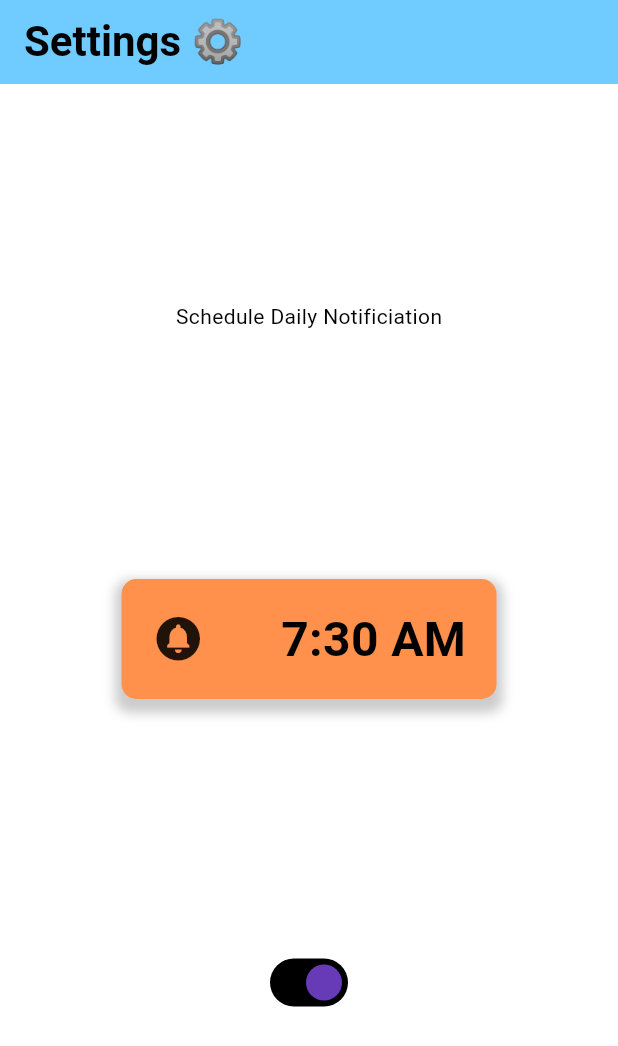
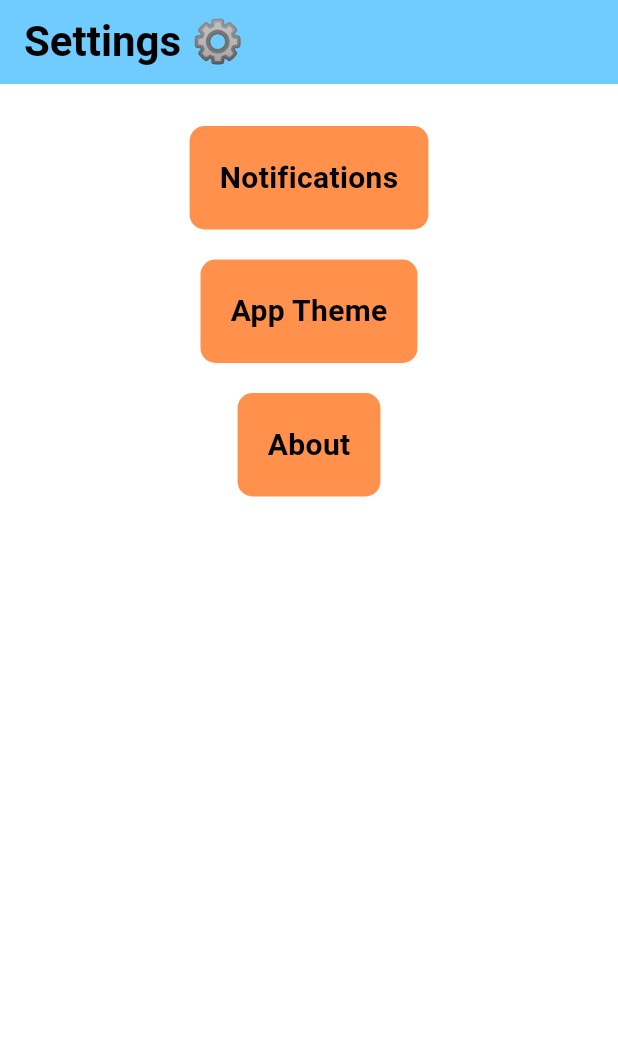
Before and after one commit to jerrychen-2018/Mood-Tracker-iOS-App, a Flutter app: the Settings screen opened directly, on a phone screen of 412 x 824 dp. Shown: the top 1046 px of the screen. Run offline on Flutter 3.47's test engine with Material 3 defaults, Android fonts, the phone set to English and light mode, and no system bars; our stand-ins replace animated_text_kit, firebase_auth, firebase_core, flutter_local_notifications, flutter_native_timezone, flutter_svg and 11 more; missing offline and left inert: flutter_emoji; accounts and stored records are empty.

Commit message:
attached flask server to EC2 instance and hosted it and changed settings layout

```diff
--- a/lib/Screens/BottomNavBar/bottom_nav_bar.dart
+++ b/lib/Screens/BottomNavBar/bottom_nav_bar.dart
@@ -56,7 +56,7 @@ class _BottomNavBarState extends State<BottomNavBar> {
                 icon: Icons.home,
                 text: "Home",
               ),
-              GButton(icon: Icons.settings, text: "Settings")
+              GButton(icon: Icons.settings, text: "Settings"),
             ],
             onTabChange: _onItemTapped,
           ),
--- a/lib/Screens/Settings/settings.dart
+++ b/lib/Screens/Settings/settings.dart
@@ -1,4 +1,5 @@
-import 'package:ebbnflow/components/my_time_picker_button.dart';
+import 'package:ebbnflow/components/NotificationSettings/settings_notification_page.dart';
+import 'package:ebbnflow/components/my_settings_tile.dart';
 
 import "package:flutter/material.dart";
 
@@ -10,8 +11,6 @@ class Settings extends StatefulWidget {
 }
 
 class _SettingsState extends State<Settings> {
-  bool _value = true;
-
   @override
   Widget build(BuildContext context) {
     return SafeArea(
@@ -23,32 +22,31 @@ class _SettingsState extends State<Settings> {
           automaticallyImplyLeading: false,
         ),
         body: Center(
-          child: Column(
-            mainAxisAlignment: MainAxisAlignment.spaceEvenly,
-            crossAxisAlignment: CrossAxisAlignment.center,
-            children: [
-              const Text("Schedule Daily Notificiation"),
-              const MyTimePickerButton(),
-              Switch.adaptive(
-                value: _value,
-                onChanged: (newValue) => setState(() => _value = newValue),
-                activeColor: Colors.white,
-                trackColor: MaterialStateProperty.resolveWith<Color>(
-                    (Set<MaterialState> states) {
-                  if (states.contains(MaterialState.disabled)) {
-                    return Colors.black.withOpacity(.48);
-                  }
-                  return Colors.black;
-                }),
-                thumbColor: MaterialStateProperty.resolveWith<Color>(
-                    (Set<MaterialState> states) {
-                  if (states.contains(MaterialState.disabled)) {
-                    return Colors.deepPurple.withOpacity(.48);
-                  }
-                  return Colors.deepPurple;
-                }),
-              ),
-            ],
+          child: Padding(
+            padding: const EdgeInsets.all(8.0),
+            child: Column(
+              //mainAxisAlignment: MainAxisAlignment.spaceEvenly,
+              //crossAxisAlignment: CrossAxisAlignment.center,
+              children: [
+                const SizedBox(
+                  height: 20,
+                ),
+                MySettingsTile(
+                    onTap: () {
+                      Navigator.of(context).push(MaterialPageRoute(
+                          builder: (context) => const NotificationsPage()));
+                    },
+                    text: "Notifications"),
+                const SizedBox(
+                  height: 20,
+                ),
+                MySettingsTile(onTap: () {}, text: "App Theme"),
+                const SizedBox(
+                  height: 20,
+                ),
+                MySettingsTile(onTap: () {}, text: "About"),
+              ],
+            ),
           ),
         ),
       ),
--- /dev/null
+++ b/lib/components/my_settings_tile.dart
@@ -0,0 +1,26 @@
+import 'package:flutter/material.dart';
+
+class MySettingsTile extends StatelessWidget {
+  final Function()? onTap;
+  final String text;
+  const MySettingsTile({super.key, required this.onTap, required this.text});
+
+  @override
+  Widget build(BuildContext context) {
+    return GestureDetector(
+      onTap: onTap,
+      child: Container(
+        padding: const EdgeInsets.all(20),
+        margin: const EdgeInsets.symmetric(horizontal: 30),
+        decoration: BoxDecoration(
+          color: Theme.of(context).colorScheme.primary,
+          borderRadius: BorderRadius.circular(10),
+        ),
+        child: Text(
+          text,
+          style: const TextStyle(fontSize: 20, fontWeight: FontWeight.w600),
+        ),
+      ),
+    );
+  }
+}
--- a/pubspec.yaml
+++ b/pubspec.yaml
@@ -58,6 +58,7 @@ dependencies:
   rxdart: ^0.27.7
   shared_preferences: ^2.2.2
   google_nav_bar: ^5.0.6
+  notification_permissions: ^0.6.1
 
 flutter_native_splash:
   color: "#70cbff"
```
Also changed, not shown: lib/Screens/Verse/emotions_words_page.dart (+15 -2 lines), lib/Screens/VerseList/verse_list.dart (+27 -26 lines), lib/components/MyVerseTile/my_verse_tile_details.dart (+12 -6 lines), lib/components/NotificationSettings/settings_notification_page.dart (added, +30 -0 lines), pubspec.lock, 1 other file.
